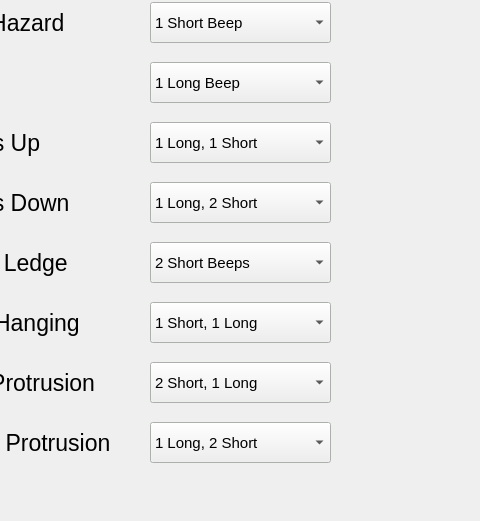
Above: leddargui/mainwindow.ui from SCCapstone/Sense-Able before the change; both pictures show x 311 to 791 and y 205 to 726 of the 892 by 726 pixel window. Below: the same form after it.
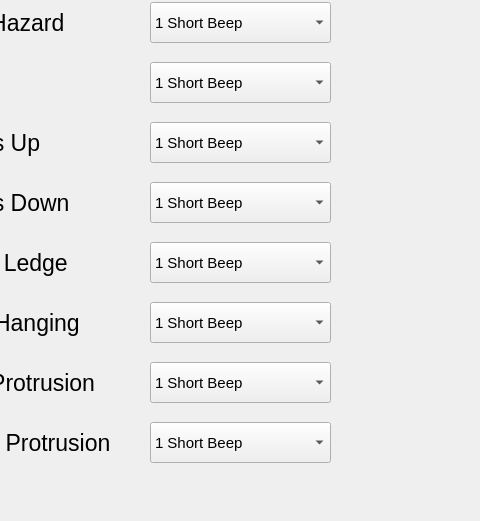
That is the form after the change. The open tabs and pages were chosen to show the change.

The edit to the form file:
```diff
--- a/leddargui/mainwindow.ui
+++ b/leddargui/mainwindow.ui
@@ -2917,11 +2917,6 @@
             <height>41</height>
            </rect>
           </property>
-          <item>
-           <property name="text">
-            <string>1 Long Beep</string>
-           </property>
-          </item>
           <item>
            <property name="text">
             <string>1 Short Beep</string>
@@ -2962,16 +2957,6 @@
             <height>41</height>
            </rect>
           </property>
-          <item>
-           <property name="text">
-            <string>1 Long, 1 Short</string>
-           </property>
-          </item>
-          <item>
-           <property name="text">
-            <string>1 Long Beep</string>
-           </property>
-          </item>
           <item>
            <property name="text">
             <string>1 Short Beep</string>
@@ -3007,31 +2992,6 @@
             <height>41</height>
            </rect>
           </property>
-          <item>
-           <property name="text">
-            <string>1 Long, 2 Short</string>
-           </property>
-          </item>
-          <item>
-           <property name="text">
-            <string>2 Short Beeps</string>
-           </property>
-          </item>
-          <item>
-           <property name="text">
-            <string>1 Long, 1 Short</string>
-           </property>
-          </item>
-          <item>
-           <property name="text">
-            <string>1 Short, 1 Long</string>
-           </property>
-          </item>
-          <item>
-           <property name="text">
-            <string>1 Long Beep</string>
-           </property>
-          </item>
           <item>
            <property name="text">
             <string>1 Short Beep</string>
@@ -3054,7 +3014,12 @@
           </property>
           <item>
            <property name="text">
-            <string>2 Short Beeps</string>
+            <string>1 Short Beep</string>
+           </property>
+          </item>
+          <item>
+           <property name="text">
+            <string>1 Long Beep</string>
            </property>
           </item>
           <item>
@@ -3097,16 +3062,6 @@
             <height>41</height>
            </rect>
           </property>
-          <item>
-           <property name="text">
-            <string>1 Short, 1 Long</string>
-           </property>
-          </item>
-          <item>
-           <property name="text">
-            <string>2 Short, 1 Long</string>
-           </property>
-          </item>
           <item>
            <property name="text">
             <string>1 Short Beep</string>
@@ -3142,11 +3097,6 @@
             <height>41</height>
            </rect>
           </property>
-          <item>
-           <property name="text">
-            <string>2 Short, 1 Long</string>
-           </property>
-          </item>
           <item>
            <property name="text">
             <string>1 Short Beep</string>
@@ -3187,11 +3137,6 @@
             <height>41</height>
            </rect>
           </property>
-          <item>
-           <property name="text">
-            <string>1 Long, 2 Short</string>
-           </property>
-          </item>
           <item>
            <property name="text">
             <string>1 Short Beep</string>
```
Left out of the diff: 129 changed lines with no effect on the pictures.
